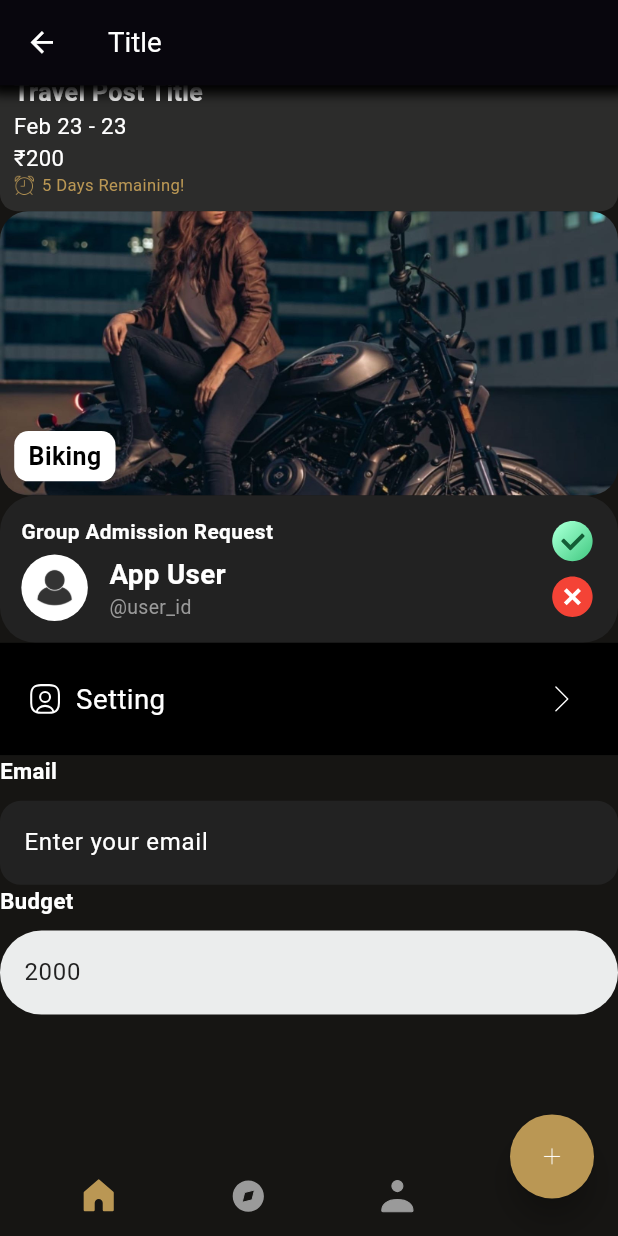
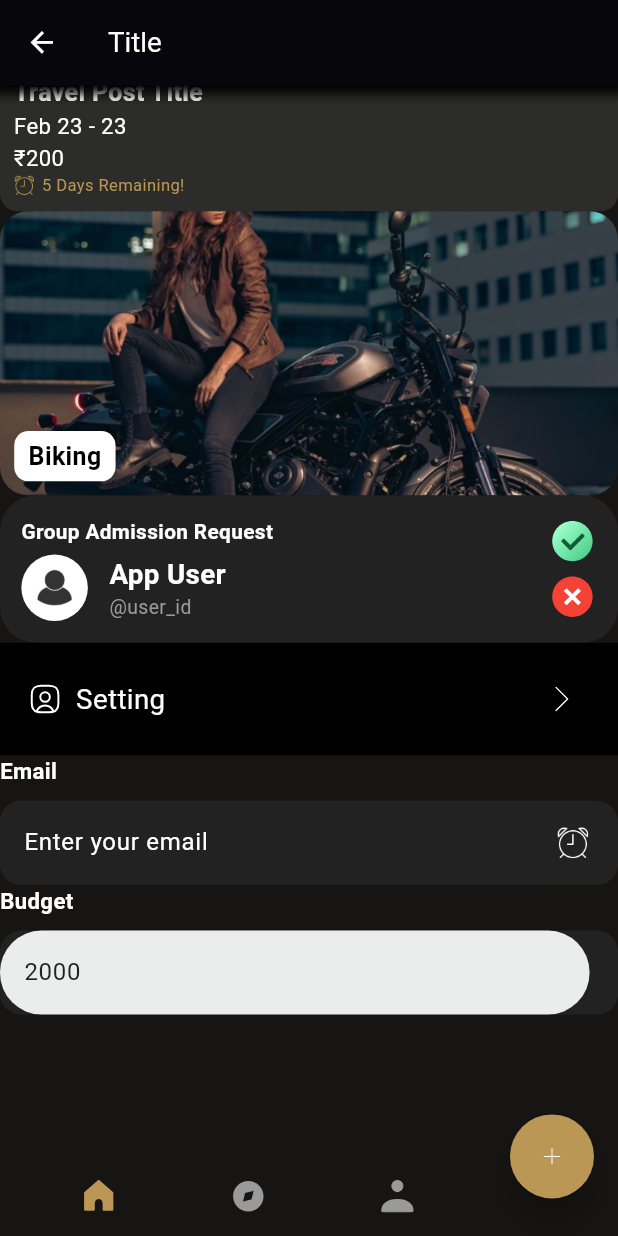
Before and after one commit to Pinnacle01/pinnacle, a Flutter app: the FrameworkDemo screen opened by its route, scrolled down 372 dp, on a phone screen of 412 x 824 dp. Run offline on Flutter 3.47's test engine with Material 3 defaults, Android fonts, the phone set to English and light mode, and no system bars; our stand-ins replace flutter_svg, go_router.

Commit message:
Framework Widget Added

```diff
--- /dev/null
+++ b/lib/explore_home/uikit/general_component.dart
@@ -0,0 +1,43 @@
+import 'package:flutter/material.dart';
+import 'package:pinnacle_main/framework/constants/color.dart';
+import 'package:pinnacle_main/framework/constants/size.dart';
+import 'package:pinnacle_main/framework/digital/sizer.dart';
+import 'package:pinnacle_main/framework/uikit/icon_widget.dart';
+import 'package:pinnacle_main/framework/uikit/text_widget.dart';
+
+class GeneralComponent {
+  static Widget requestCardDataInfo({
+    required String title,
+    required String iconPath,
+    double? iconSize,
+    Color? iconColor,
+    double? titleSize,
+    Color? titleColor,
+  }) =>
+      Row(
+        children: [
+          Container(
+            margin: EdgeInsets.symmetric(vertical: Sizes.size5.dp),
+            width: Sizes.size50.sp,
+            height: Sizes.size50.sp,
+            decoration: BoxDecoration(
+              borderRadius: BorderRadius.circular(Sizes.size10.dp),
+              color: CustomColors.cardBackgroundColor313131,
+            ),
+            child: IconWidget(
+              path: iconPath,
+              size: iconSize ?? Sizes.size24.sp,
+              color: iconColor,
+            ),
+          ),
+          SizedBox(width: Sizes.size15.dp),
+          Expanded(
+            child: TextWidget(
+              text: title,
+              size: titleSize ?? Sizes.size16.sp,
+              color: titleColor ?? CustomColors.whiteColor,
+            ),
+          ),
+        ],
+      );
+}
--- a/lib/framework/constants/asset_path.dart
+++ b/lib/framework/constants/asset_path.dart
@@ -1,9 +1,11 @@
 class AssetPath {
   static String get userImage => 'assets/images/profile_pic.jpg';
-  static String get userPostImage => 'assets/images/travel_image_component.jpg';
+  static String get userPostImage =>
+      'assets/images/travel_image_component.jpeg';
   static String get categoryImage => 'assets/images/bike.jpg';
   static String get biking => 'Biking';
-  static String get loadingLocationImage => 'assets/images/loading_location_image.jpg';
+  static String get loadingLocationImage =>
+      'assets/images/loading_location_image.jpg';
 
   static String get crossIcon => 'assets/icons/cross_icon.svg';
   static String get tickIcon => 'assets/icons/tick_icon.svg';
@@ -17,4 +19,7 @@ class AssetPath {
   static String get alarmIcon => 'assets/icons/alarm_icon.png';
   static String get plusIcon => 'assets/icons/plus_icon.png';
   static String get searchIcon => 'assets/icons/search_icon.svg';
+  static String get locationIcon => 'assets/icons/location_icon.svg';
+  static String get globeIcon => 'assets/icons/globe_icon.svg';
+  static String get groupSizeIcon => 'assets/icons/group_size_icon.svg';
 }
--- a/lib/framework/constants/color.dart
+++ b/lib/framework/constants/color.dart
@@ -6,7 +6,7 @@ class CustomColors {
   static Color mainBackgroundColor161513 = const Color.fromRGBO(22, 21, 19, 1);
   static Color mainTextColor = Colors.white;
   static Color lightBackgroundColor = const Color.fromRGBO(154, 154, 154, 1);
-  static Color cardBackgroundColor = const Color.fromRGBO(49, 49, 49, 1);
+  static Color cardBackgroundColor313131 = const Color.fromRGBO(49, 49, 49, 1);
   static Color navCardBackgroundColor3B3B3B_06 =
       const Color.fromRGBO(59, 59, 59, 0.6);
   static Color navCardBackgroundColor3B3B3B =
--- a/lib/framework/uikit/icon_widget.dart
+++ b/lib/framework/uikit/icon_widget.dart
@@ -1,31 +1,33 @@
 import 'package:flutter/material.dart';
 import 'package:flutter_svg/flutter_svg.dart';
 import 'package:pinnacle_main/framework/constants/color.dart';
+import 'package:pinnacle_main/framework/constants/size.dart';
+import 'package:pinnacle_main/framework/digital/sizer.dart';
 
 class IconWidget extends StatelessWidget {
   const IconWidget({
     super.key,
     required this.path,
-    required this.size,
+    this.size,
+    this.fit,
     this.color,
   });
 
   final String path;
-  final double size;
+  final double? size;
   final Color? color;
+  final BoxFit? fit;
 
   @override
   Widget build(BuildContext context) {
-    return Container(
-      height: size,
-      width: size,
-      decoration: BoxDecoration(
-        borderRadius: BorderRadius.circular(size),
-      ),
+    return Center(
+      child: SizedBox(
+        height: size ?? Sizes.size24.sp,
+        width: size ?? Sizes.size24.sp,
         child: path.endsWith('.svg')
             ? SvgPicture.asset(
                 path,
-              fit: BoxFit.cover,
+                fit: fit ?? BoxFit.contain,
                 colorFilter: ColorFilter.mode(
                   color ?? CustomColors.whiteColor,
                   BlendMode.srcIn,
@@ -33,8 +35,9 @@ class IconWidget extends StatelessWidget {
               )
             : Image.asset(
                 path,
-              fit: BoxFit.cover,
+                fit: fit ?? BoxFit.contain,
                 color: color ?? CustomColors.whiteColor,
+              ),
       ),
     );
   }
--- a/lib/framework/uikit/image_widget.dart
+++ b/lib/framework/uikit/image_widget.dart
@@ -1,15 +1,19 @@
 import 'package:flutter/material.dart';
-import 'package:flutter_svg/flutter_svg.dart';
+import 'package:pinnacle_main/framework/constants/color.dart';
 
 class ImageWidget extends StatelessWidget {
   const ImageWidget({
     super.key,
     required this.path,
     required this.size,
+    this.fit,
+    this.color,
   });
 
   final String path;
   final double size;
+  final Color? color;
+  final BoxFit? fit;
 
   @override
   Widget build(BuildContext context) {
@@ -19,15 +23,11 @@ class ImageWidget extends StatelessWidget {
       decoration: BoxDecoration(
         borderRadius: BorderRadius.circular(size),
       ),
-      child: path.endsWith('.svg')
-          ? SvgPicture.asset(
-              path,
-              fit: BoxFit.cover,
-            )
-          : Image.asset(
-              path,
-              fit: BoxFit.cover,
-            ),
+      child: Image.asset(
+        path,
+        fit: fit ?? BoxFit.cover,
+        color: color ?? CustomColors.whiteColor,
+      ),
     );
   }
 }
--- a/lib/framework/uikit/text_field_widget.dart
+++ b/lib/framework/uikit/text_field_widget.dart
@@ -16,18 +16,30 @@ class TextFieldWidget extends StatelessWidget {
   final TextEditingController? controller;
   final TextInputType? keyboardType;
   final TextFeildTheme textFieldTheme;
-  final String? prefixLabel;
+  final String? prefixIcon;
+  final double? labelSize;
   final double? prefixSize;
+  final Color? bgColor;
+  final Color? labelColor;
+  final Color? hintColor;
+  final Color? fieldTextColor;
+  final Color? prefixIconColor;
 
   const TextFieldWidget({
     super.key,
     required this.label,
-    this.prefixLabel,
-    this.prefixSize,
     required this.hintText,
     required this.textFieldTheme,
+    this.hintColor,
+    this.labelColor,
+    this.labelSize,
+    this.bgColor,
+    this.prefixIcon,
+    this.prefixSize,
     this.controller,
     this.keyboardType = TextInputType.text,
+    this.fieldTextColor,
+    this.prefixIconColor,
   });
 
   @override
@@ -45,27 +57,38 @@ class TextFieldWidget extends StatelessWidget {
         children: [
           TextWidget(
             text: label,
-            size: Sizes.size16.sp,
+            size: labelSize ?? Sizes.size16.sp,
             fontWeight: FontWeight.bold,
-            color: Colors.white,
+            color: labelColor ?? Colors.white,
           ),
           SizedBox(height: Sizes.size10.dp),
-          TextField(
+          Container(
+            padding: EdgeInsets.only(right: Sizes.size20.dp),
+            decoration: BoxDecoration(
+              borderRadius: BorderRadius.circular(Sizes.size15.sp),
+              color: bgColor ?? CustomColors.navCardBackgroundColor222222,
+            ),
+            child: TextField(
               controller: controller,
               keyboardType: keyboardType,
-            style: const TextStyle(color: Colors.black),
+              style: TextStyle(color: fieldTextColor ?? Colors.black),
               decoration: InputDecoration(
                 filled: true,
-              fillColor: CustomColors.whiteShadeEBEDED,
-              prefixIcon: (prefixSize != null && prefixLabel != null)
-                  ? IconWidget(path: prefixLabel!, size: prefixSize!)
+                fillColor: bgColor ?? CustomColors.whiteShadeEBEDED,
+                prefixIcon: (prefixSize != null && prefixIcon != null)
+                    ? IconWidget(
+                        path: prefixIcon!,
+                        size: prefixSize!,
+                      )
                     : null,
                 hintText: hintText,
-              hintStyle:
-                  TextStyle(color: CustomColors.navCardBackgroundColor222222),
+                hintStyle: TextStyle(
+                    color:
+                        hintColor ?? CustomColors.navCardBackgroundColor222222),
                 border: OutlineInputBorder(
                   borderRadius: BorderRadius.circular(Sizes.size30.sp),
                   borderSide: BorderSide.none,
+                ),
               ),
             ),
           ),
@@ -77,29 +100,50 @@ class TextFieldWidget extends StatelessWidget {
         children: [
           TextWidget(
             text: label,
-            size: Sizes.size16.sp,
+            size: labelSize ?? Sizes.size16.sp,
             fontWeight: FontWeight.bold,
-            color: Colors.white,
+            color: labelColor ?? Colors.white,
           ),
           SizedBox(height: Sizes.size10.dp),
-          TextField(
+          Container(
+            padding: EdgeInsets.only(right: Sizes.size20.dp),
+            decoration: BoxDecoration(
+              borderRadius: BorderRadius.circular(Sizes.size15.sp),
+              color: bgColor ?? CustomColors.navCardBackgroundColor222222,
+            ),
+            child: Row(
+              children: [
+                Expanded(
+                  child: TextField(
                     controller: controller,
                     keyboardType: keyboardType,
-            style: TextStyle(color: CustomColors.blueColor),
+                    style: TextStyle(
+                      color: fieldTextColor ?? CustomColors.blueColor,
+                    ),
                     decoration: InputDecoration(
                       filled: true,
-              fillColor: CustomColors.navCardBackgroundColor222222,
-              prefixIcon: (prefixSize != null && prefixLabel != null)
-                  ? IconWidget(path: prefixLabel!, size: prefixSize!)
-                  : null,
+                      fillColor:
+                          bgColor ?? CustomColors.navCardBackgroundColor222222,
                       hintText: hintText,
-              hintStyle: TextStyle(color: CustomColors.whiteColor),
+                      hintStyle: TextStyle(
+                          color: hintColor ?? CustomColors.whiteColor),
                       border: OutlineInputBorder(
                         borderRadius: BorderRadius.circular(Sizes.size15.sp),
                         borderSide: BorderSide.none,
                       ),
                     ),
                   ),
+                ),
+                if (prefixIcon != null) _prefixIconWidget(),
+              ],
+            ),
+          ),
         ],
       );
+
+  Widget _prefixIconWidget() => IconWidget(
+        path: prefixIcon!,
+        size: prefixSize ?? Sizes.size24.sp,
+        color: prefixIconColor ?? CustomColors.whiteColor,
+      );
 }
--- a/lib/framework_demo.dart
+++ b/lib/framework_demo.dart
@@ -1,4 +1,5 @@
 import 'package:flutter/material.dart';
+import 'package:pinnacle_main/explore_home/uikit/general_component.dart';
 import 'package:pinnacle_main/explore_home/uikit/neraby_attraction_small_card.dart';
 import 'package:pinnacle_main/explore_home/uikit/single_category_card.dart';
 import 'package:pinnacle_main/explore_home/uikit/travel_request_component.dart';
@@ -82,9 +83,10 @@ class FrameworkDemo extends StatelessWidget {
               onTap: () {},
             ),
 
-            const TextFieldWidget(
+            TextFieldWidget(
               label: "Email",
               hintText: "Enter your email",
+              prefixIcon: AssetPath.alarmIcon,
               keyboardType: TextInputType.emailAddress,
               textFieldTheme: TextFeildTheme.dark,
             ),
@@ -97,11 +99,17 @@ class FrameworkDemo extends StatelessWidget {
               textFieldTheme: TextFeildTheme.light,
             ),
 
+            // Nearby Attraction Small Card
             NerabyAttractionSmallCard(
               imagePath: AssetPath.loadingLocationImage,
               locationName: '',
               distance: '',
             ),
+
+            GeneralComponent.requestCardDataInfo(
+              iconPath: AssetPath.locationIcon,
+              title: 'Location',
+            )
           ],
         ),
       ),
--- a/lib/main.dart
+++ b/lib/main.dart
@@ -32,15 +32,12 @@ final _router = GoRouter(
             return const FrameworkDemo();
           },
         ),
-
         GoRoute(
           path: 'explorepage',
           builder: (BuildContext context, GoRouterState state) {
             return const ExploreHome();
           },
         ),
-
-        // HomePage Route
       ],
     ),
   ],
```
Also changed, not shown: assets/icons/globe_icon.svg (added), assets/icons/group_size_icon.svg (added), assets/icons/location_icon.svg (added), assets/images/award.png (deleted), assets/images/travel_image_component.jpeg (added). Lines whose indentation alone changed are shown as unchanged.
